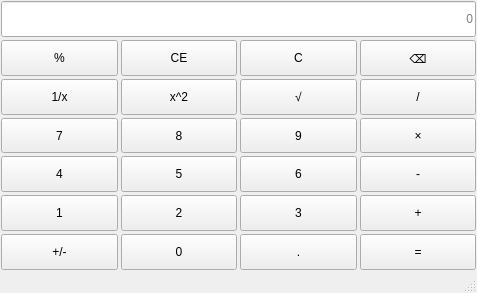
Old version of the form mainwindow.ui in the repository lwh-wq/QtCourse.
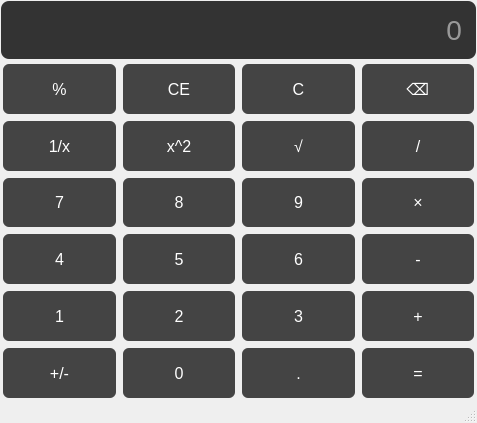
New version of the form.

Commit message: 完善了样式 增加了键盘输入的功能 完善了切换当前操作数/结果符号的功能

```diff
--- a/mainwindow.ui
+++ b/mainwindow.ui
@@ -7,11 +7,64 @@
     <x>0</x>
     <y>0</y>
     <width>477</width>
-    <height>293</height>
+    <height>423</height>
    </rect>
   </property>
   <property name="windowTitle">
-   <string>MainWindow</string>
+   <string>计算器-刘伟华-2023414290318</string>
+  </property>
+  <property name="styleSheet">
+   <string notr="true">/* 按钮通用基础样式 */
+QPushButton {
+    background-color: #444444;
+    color: #ffffff;
+    font-size: 16px;
+    border: none;
+    border-radius: 6px;
+    padding: 12px;
+    margin: 2px;
+}
+
+/* 按钮悬浮状态 */
+QPushButton:hover {
+    background-color: #555555;
+}
+
+/* 按钮按下状态 */
+QPushButton:pressed {
+    background-color: #333333;
+}
+
+QPushButton[text=&quot;C&quot;], QPushButton[text=&quot;CE&quot;], QPushButton[text=&quot;%&quot;], 
+QPushButton[text=&quot;/&quot;], QPushButton[text=&quot;×&quot;], QPushButton[text=&quot;-&quot;], 
+QPushButton[text=&quot;+&quot;], QPushButton[text=&quot;=&quot;] {
+    background-color: #f5923e; /* 橙色突出功能键 */
+    color: white;
+}
+
+QPushButton[text=&quot;C&quot;]:hover, QPushButton[text=&quot;CE&quot;]:hover, 
+QPushButton[text=&quot;%&quot;]:hover, QPushButton[text=&quot;/&quot;]:hover, 
+QPushButton[text=&quot;×&quot;]:hover, QPushButton[text=&quot;-&quot;]:hover, 
+QPushButton[text=&quot;+&quot;]:hover, QPushButton[text=&quot;=&quot;]:hover {
+    background-color: #f7a053;
+}
+
+QPushButton[text=&quot;C&quot;]:pressed, QPushButton[text=&quot;CE&quot;]:pressed, 
+QPushButton[text=&quot;%&quot;]:pressed, QPushButton[text=&quot;/&quot;]:pressed, 
+QPushButton[text=&quot;×&quot;]:pressed, QPushButton[text=&quot;-&quot;]:pressed, 
+QPushButton[text=&quot;+&quot;]:pressed, QPushButton[text=&quot;=&quot;]:pressed {
+    background-color: #d8833a;
+}
+QLineEdit { 
+    color: #ffffff;
+    font-size: 28px;
+    background-color: #333333;
+    border: none;
+    border-radius: 8px;
+    padding: 12px;
+    text-align: right;
+}
+</string>
   </property>
   <widget class="QWidget" name="centralwidget">
    <layout class="QHBoxLayout" name="horizontalLayout">
```
The commit also changes 2 other files.
